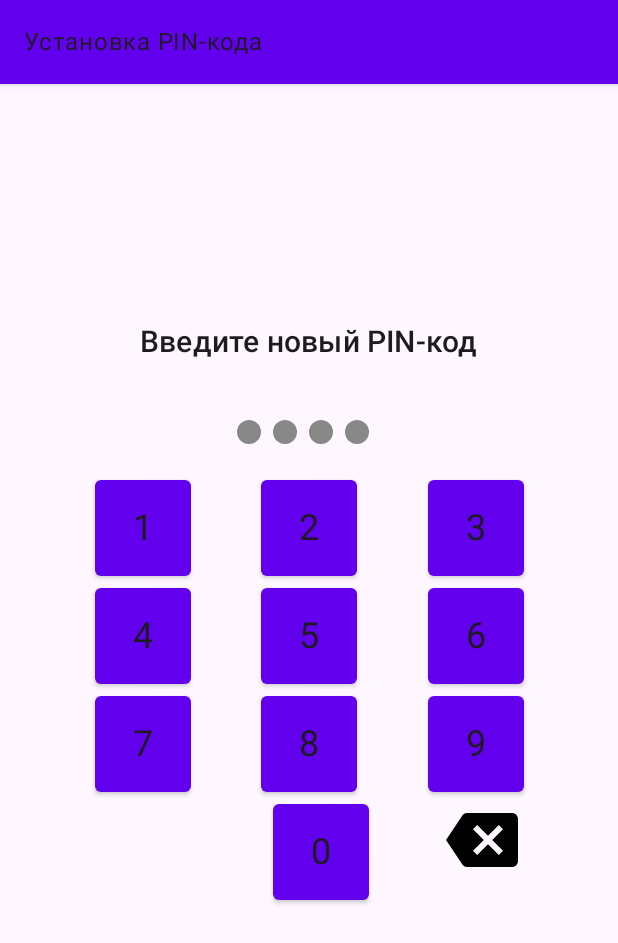
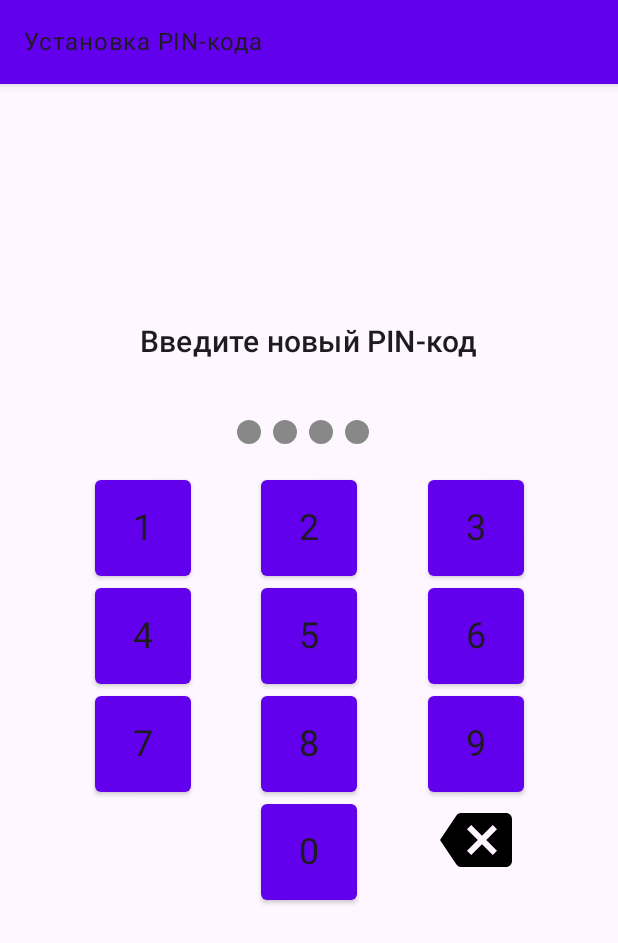
Before and after one commit to XoTaB96H/NFCCard, an Android app built with Jetpack Compose: the screen it shows after launch (MainActivity), on a phone screen of 412 x 824 dp. Shown: the top 943 px of the screen. Run offline under Robolectric (Android 15) with nearby library versions, the phone set to English and light mode, and no system bars; our stand-ins replace livedata-compose.

Commit message:
correction PIN

```diff
--- a/app/src/main/java/com/example/nfccard/AppTheme.kt
+++ /dev/null
@@ -1,5 +0,0 @@
-package com.example.nfccard
-
-class AppTheme(function: () -> Unit) {
-
-}
--- a/app/src/main/java/com/example/nfccard/ui/pin/PINSetupScreen.kt
+++ b/app/src/main/java/com/example/nfccard/ui/pin/PINSetupScreen.kt
@@ -158,7 +158,7 @@ fun NumericKeyboard(onNumberClick: (String) -> Unit, onDeleteClick: () -> Unit)
             ) {
                 row.forEach { label ->
                     when (label) {
-                        "" -> Spacer(modifier = Modifier.size(64.dp))
+                        "" -> Spacer(modifier = Modifier.size(48.dp))
                         "←" -> {
                             IconButton(onClick = onDeleteClick) {
                                 Icon(
```
